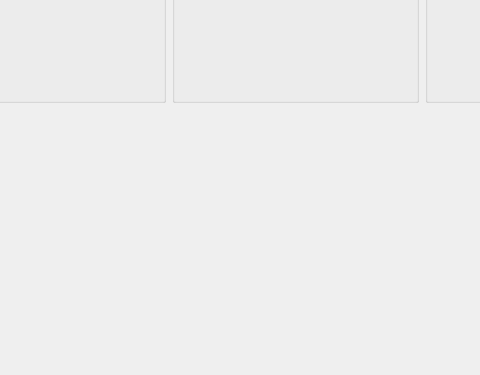
This is omegasensor_pc/ui/Driver10DOF.ui in wjackson2112/SeniorDesignHub as Qt 5 draws it before an edit; both pictures show x 93 to 573 and y 226 to 601 of the 777 by 601 pixel window. The edited form follows.
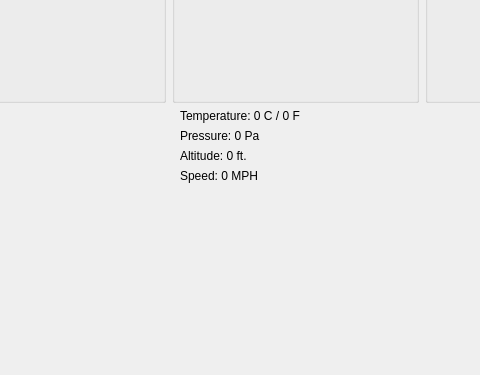
This is the edited form. Custom widgets are drawn as their Qt base class.

Commit message: Added the temp, pressure, altitude, to the view.

```diff
--- a/omegasensor_pc/ui/Driver10DOF.ui
+++ b/omegasensor_pc/ui/Driver10DOF.ui
@@ -297,6 +297,51 @@
        </property>
       </widget>
      </item>
+     <item>
+      <layout class="QVBoxLayout" name="verticalLayout_5">
+       <item>
+        <widget class="QLabel" name="tempLabel">
+         <property name="text">
+          <string>Temperature: 0 C / 0 F</string>
+         </property>
+        </widget>
+       </item>
+       <item>
+        <widget class="QLabel" name="pressureLabel">
+         <property name="text">
+          <string>Pressure: 0 Pa</string>
+         </property>
+        </widget>
+       </item>
+       <item>
+        <widget class="QLabel" name="altitudeLabel">
+         <property name="text">
+          <string>Altitude: 0 ft.</string>
+         </property>
+        </widget>
+       </item>
+       <item>
+        <widget class="QLabel" name="speedLabel">
+         <property name="text">
+          <string>Speed: 0 MPH</string>
+         </property>
+        </widget>
+       </item>
+       <item>
+        <spacer name="verticalSpacer">
+         <property name="orientation">
+          <enum>Qt::Vertical</enum>
+         </property>
+         <property name="sizeHint" stdset="0">
+          <size>
+           <width>20</width>
+           <height>40</height>
+          </size>
+         </property>
+        </spacer>
+       </item>
+      </layout>
+     </item>
      <item>
       <spacer name="horizontalSpacer">
        <property name="orientation">
```
The commit also changes 6 other files.
